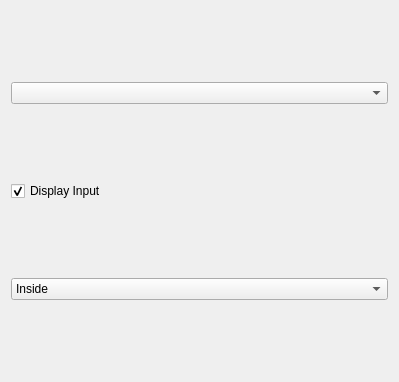
Before: the Qt Designer form src/app/ui/omni_ui_Canvas.ui in WilstonOreo/omnidome, drawn with Qt 5.
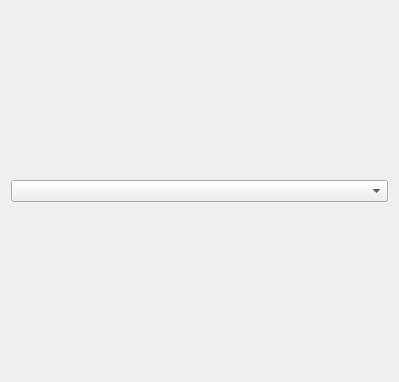
After: the same form once the commit is applied.

Commit message: Canvas mapping fix + Grid + View toolbar stub

What changed in the file:
```diff
--- a/src/app/ui/omni_ui_Canvas.ui
+++ b/src/app/ui/omni_ui_Canvas.ui
@@ -17,35 +17,6 @@
    <item>
     <widget class="QComboBox" name="boxCanvasSelect"/>
    </item>
-   <item>
-    <widget class="QCheckBox" name="chkDisplayInput">
-     <property name="text">
-      <string>Display Input</string>
-     </property>
-     <property name="checked">
-      <bool>true</bool>
-     </property>
-    </widget>
-   </item>
-   <item>
-    <widget class="QComboBox" name="boxProjectorViewMode">
-     <item>
-      <property name="text">
-       <string>Inside</string>
-      </property>
-     </item>
-     <item>
-      <property name="text">
-       <string>Outside</string>
-      </property>
-     </item>
-     <item>
-      <property name="text">
-       <string>Both sides</string>
-      </property>
-     </item>
-    </widget>
-   </item>
   </layout>
  </widget>
  <resources/>
```
The commit also changes 30 other files.
